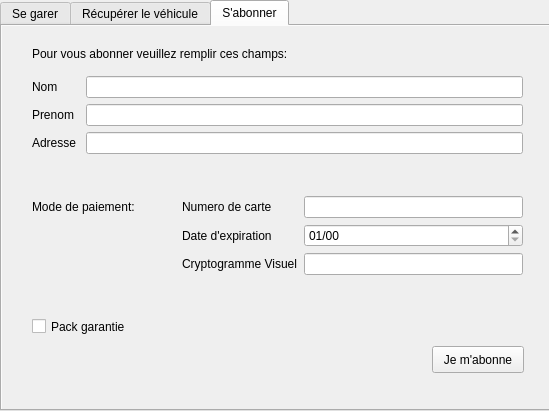
First picture: the form in UI/UIHome.ui, repository matthieupenchenat81/DreamPark, before the edit.
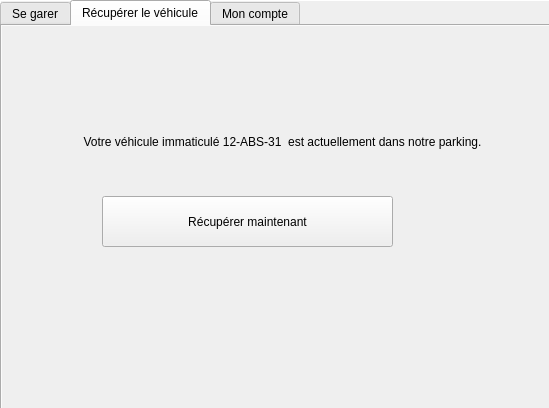
Second picture: the form after the edit.

The edit to the form file:
```diff
--- a/UI/UIHome.ui
+++ b/UI/UIHome.ui
@@ -7,7 +7,7 @@
     <x>0</x>
     <y>0</y>
     <width>549</width>
-    <height>411</height>
+    <height>408</height>
    </rect>
   </property>
   <property name="windowTitle">
@@ -47,7 +47,7 @@
        <x>0</x>
        <y>0</y>
        <width>551</width>
-       <height>341</height>
+       <height>411</height>
       </rect>
      </property>
      <property name="toolTip">
@@ -741,10 +741,10 @@
      </property>
     </widget>
    </widget>
+   <zorder>guest</zorder>
    <zorder>guest_recover</zorder>
    <zorder>home</zorder>
    <zorder>subscribed</zorder>
-   <zorder>guest</zorder>
   </widget>
  </widget>
  <resources/>
```
